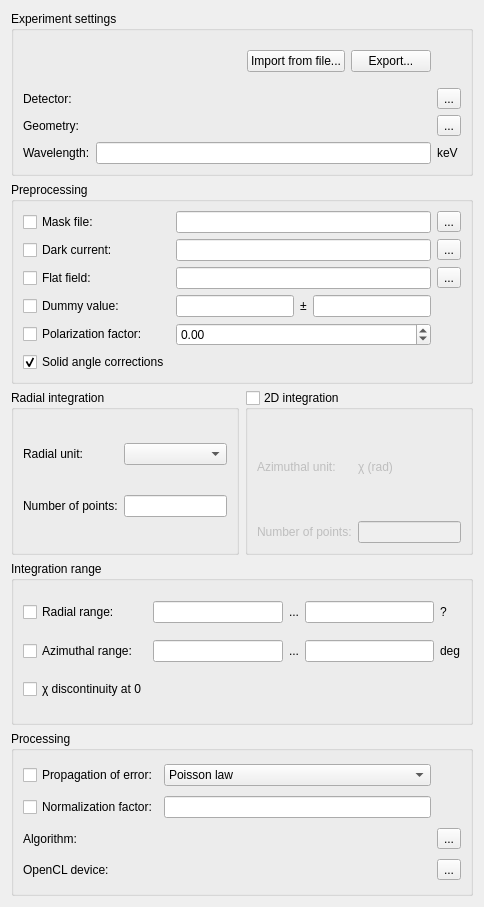
First picture: the form in pyFAI/resources/gui/worker-configurator.ui, repository silx-kit/pyFAI, before the edit.
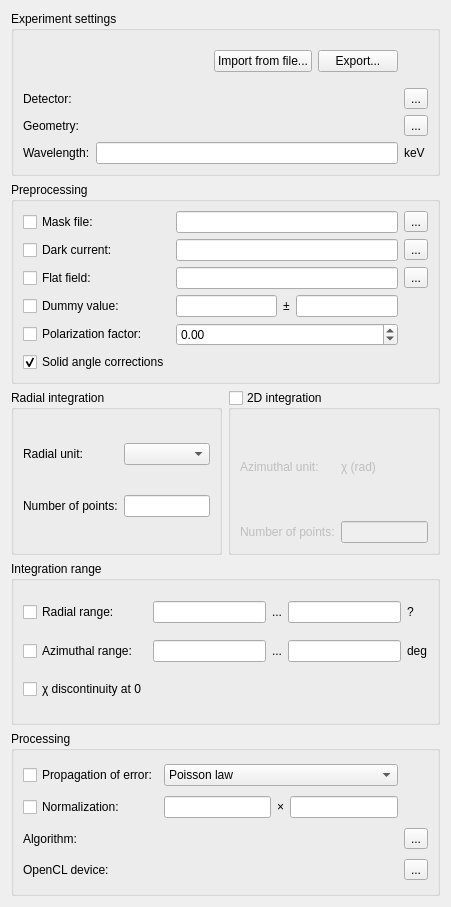
Second picture: the form after the edit. Custom widgets are drawn as their Qt base class.

Commit message: Add monitor name to integration process and worker

Patch:
```diff
--- a/pyFAI/resources/gui/worker-configurator.ui
+++ b/pyFAI/resources/gui/worker-configurator.ui
@@ -6,7 +6,7 @@
    <rect>
     <x>0</x>
     <y>0</y>
-    <width>484</width>
+    <width>451</width>
     <height>907</height>
    </rect>
   </property>
@@ -490,14 +490,7 @@
      <property name="title">
       <string>Processing</string>
      </property>
-     <layout class="QGridLayout" name="gridLayout_6" columnstretch="0,0,0,0">
-      <item row="2" column="0">
-       <widget class="QLabel" name="label_13">
-        <property name="text">
-         <string>Algorithm:</string>
-        </property>
-       </widget>
-      </item>
+     <layout class="QGridLayout" name="gridLayout_2">
       <item row="0" column="0">
        <widget class="QCheckBox" name="do_poisson">
         <property name="text">
@@ -505,14 +498,7 @@
         </property>
        </widget>
       </item>
-      <item row="3" column="3">
-       <widget class="QToolButton" name="opencl_config_button">
-        <property name="text">
-         <string>...</string>
-        </property>
-       </widget>
-      </item>
-      <item row="0" column="1" colspan="2">
+      <item row="0" column="1" colspan="3">
        <widget class="QComboBox" name="error_selection">
         <item>
          <property name="text">
@@ -521,21 +507,51 @@
         </item>
        </widget>
       </item>
-      <item row="3" column="1" colspan="2">
-       <widget class="OpenClDeviceLabel" name="opencl_label">
-        <property name="alignment">
-         <set>Qt::AlignRight|Qt::AlignTrailing|Qt::AlignVCenter</set>
+      <item row="1" column="0">
+       <widget class="QCheckBox" name="do_normalization">
+        <property name="toolTip">
+         <string>Perform normalization of the result of the integration, by dividing by this factor</string>
         </property>
+        <property name="text">
+         <string>Normalization:</string>
+        </property>
        </widget>
       </item>
-      <item row="2" column="1" colspan="2">
-       <widget class="MethodLabel" name="methodLabel">
+      <item row="1" column="1">
+       <widget class="QLineEdit" name="normalization_factor">
+        <property name="toolTip">
+         <string>Normalization factor applied to each integration</string>
+        </property>
+        <property name="text">
+         <string/>
+        </property>
         <property name="alignment">
          <set>Qt::AlignRight|Qt::AlignTrailing|Qt::AlignVCenter</set>
         </property>
        </widget>
       </item>
-      <item row="2" column="3">
+      <item row="1" column="2">
+       <widget class="QLabel" name="label_2">
+        <property name="text">
+         <string>×</string>
+        </property>
+       </widget>
+      </item>
+      <item row="1" column="3">
+       <widget class="QLineEdit" name="monitor_name">
+        <property name="toolTip">
+         <string>Monitor name to reach normalization from the header of the input data</string>
+        </property>
+       </widget>
+      </item>
+      <item row="2" column="0">
+       <widget class="QLabel" name="label_13">
+        <property name="text">
+         <string>Algorithm:</string>
+        </property>
+       </widget>
+      </item>
+      <item row="2" column="4">
        <widget class="QToolButton" name="method_config_button">
         <property name="text">
          <string>...</string>
@@ -549,24 +565,22 @@
         </property>
        </widget>
       </item>
-      <item row="1" column="0">
-       <widget class="QCheckBox" name="do_normalization_factor">
-        <property name="toolTip">
-         <string>Perform polarization corrections</string>
-        </property>
+      <item row="3" column="4">
+       <widget class="QToolButton" name="opencl_config_button">
         <property name="text">
-         <string>Normalization factor:</string>
+         <string>...</string>
         </property>
        </widget>
       </item>
-      <item row="1" column="1" colspan="2">
-       <widget class="QLineEdit" name="normalization_factor_value">
-        <property name="toolTip">
-         <string>Lower radial bound</string>
+      <item row="2" column="1" colspan="3">
+       <widget class="MethodLabel" name="methodLabel">
+        <property name="alignment">
+         <set>Qt::AlignRight|Qt::AlignTrailing|Qt::AlignVCenter</set>
         </property>
-        <property name="text">
-         <string/>
-        </property>
+       </widget>
+      </item>
+      <item row="3" column="1" colspan="3">
+       <widget class="OpenClDeviceLabel" name="opencl_label">
         <property name="alignment">
          <set>Qt::AlignRight|Qt::AlignTrailing|Qt::AlignVCenter</set>
         </property>
```
The commit also changes 3 other files.
